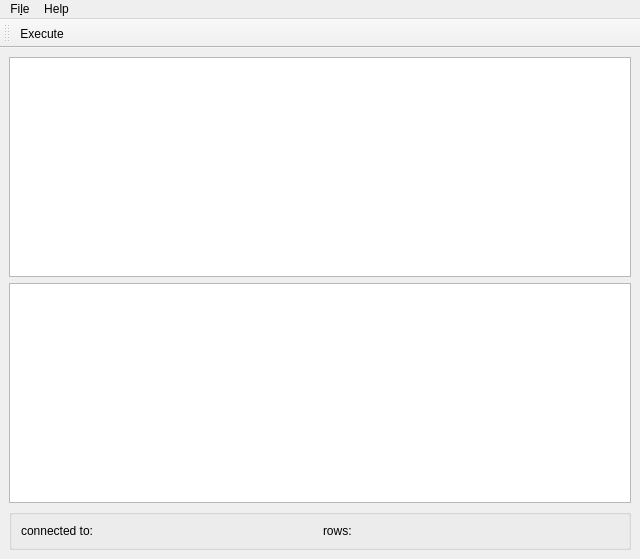
MaciekTalaska/PatriciaSQL, file patriciasql_main.ui: the form before one commit.
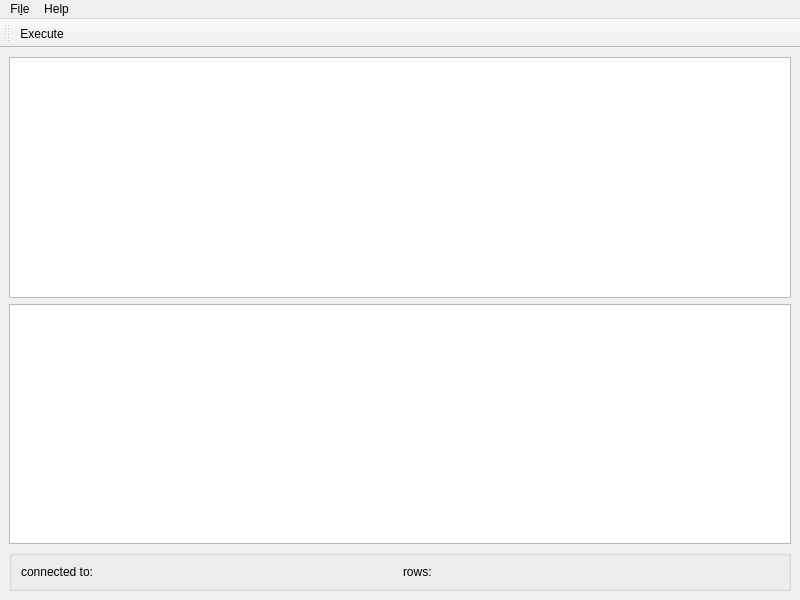
The form after the commit.

Commit message: main window is 800x600 & centered now

```diff
--- a/patriciasql_main.ui
+++ b/patriciasql_main.ui
@@ -6,14 +6,14 @@
    <rect>
     <x>0</x>
     <y>0</y>
-    <width>640</width>
-    <height>559</height>
+    <width>800</width>
+    <height>600</height>
    </rect>
   </property>
   <property name="minimumSize">
    <size>
-    <width>640</width>
-    <height>480</height>
+    <width>800</width>
+    <height>600</height>
    </size>
   </property>
   <property name="windowTitle">
@@ -92,7 +92,7 @@
     <rect>
      <x>0</x>
      <y>0</y>
-     <width>640</width>
+     <width>800</width>
      <height>30</height>
     </rect>
    </property>
```
The commit also changes 1 other file.
